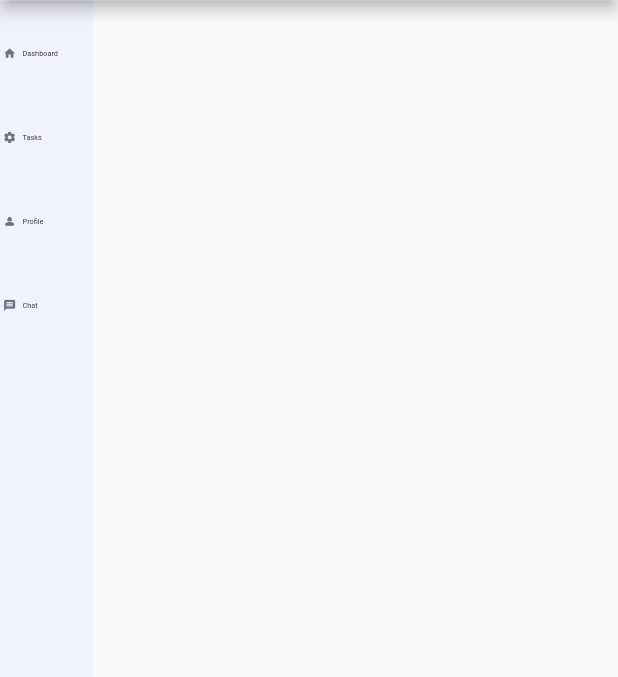
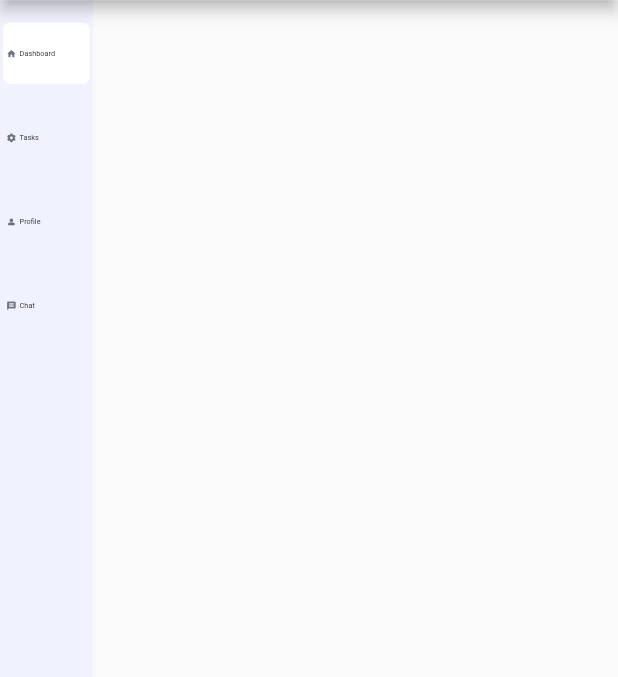
Before and after one commit to CBS-Developments/CBS-Task-System, a Flutter app: the screen it shows after launch, on a phone screen of 412 x 824 dp, the part 74-751 px from its top. Run offline on Flutter 3.47's test engine with Material 2 defaults, Android fonts, the phone set to English and light mode, and no system bars; missing offline and left inert: dart:js.

Commit message:
drawer update

```diff
--- a/task_system/lib/drawers/mainDrawerButtn.dart
+++ b/task_system/lib/drawers/mainDrawerButtn.dart
@@ -16,6 +16,7 @@ class MyDrawerButton extends StatelessWidget {
     return GestureDetector(
       onTap: onTap,
       child: Container(
+        padding: EdgeInsets.all(drawerIconMargin(context)),
         height: drawerButtonHeight(context),
         width: drawerButtonWidth(context),
         decoration: BoxDecoration(
--- a/task_system/lib/drawers/mainTaskDrawer.dart
+++ b/task_system/lib/drawers/mainTaskDrawer.dart
@@ -19,8 +19,9 @@ class MainTaskDrawer extends StatelessWidget {
 
           MyDrawerButton(
             onTap: () {},
-            fillColor: AppColor.lightBlue,
+            fillColor: Colors.white,
             child: Row(
+              crossAxisAlignment: CrossAxisAlignment.center,
               children: [
                 Icon(
                   Icons.home_rounded,
--- a/task_system/lib/sizes/create_MainTask_Sizes.dart
+++ b/task_system/lib/sizes/create_MainTask_Sizes.dart
@@ -42,13 +42,17 @@ double drawerButtonHeight(BuildContext context) {
 }
 
 double drawerIconScale(BuildContext context) {
-  return (getPageWidth(context) * 0.0051) * (getPageHeight(context) * 0.0051);
+  return (getPageWidth(context) * 0.0045) * (getPageHeight(context) * 0.0045);
 }
 
 double drawerMiniWidth(BuildContext context) {
-  return (getPageWidth(context) * 0.010) ;
+  return (getPageWidth(context) * 0.005) ;
 }
 
 double drawerFontLarge(BuildContext context) {
   return (getPageWidth(context) * 0.0038) * (getPageHeight(context) * 0.0038);
 }
+
+double drawerIconMargin(BuildContext context) {
+  return (getPageWidth(context) * 0.005) ;
+}
```
